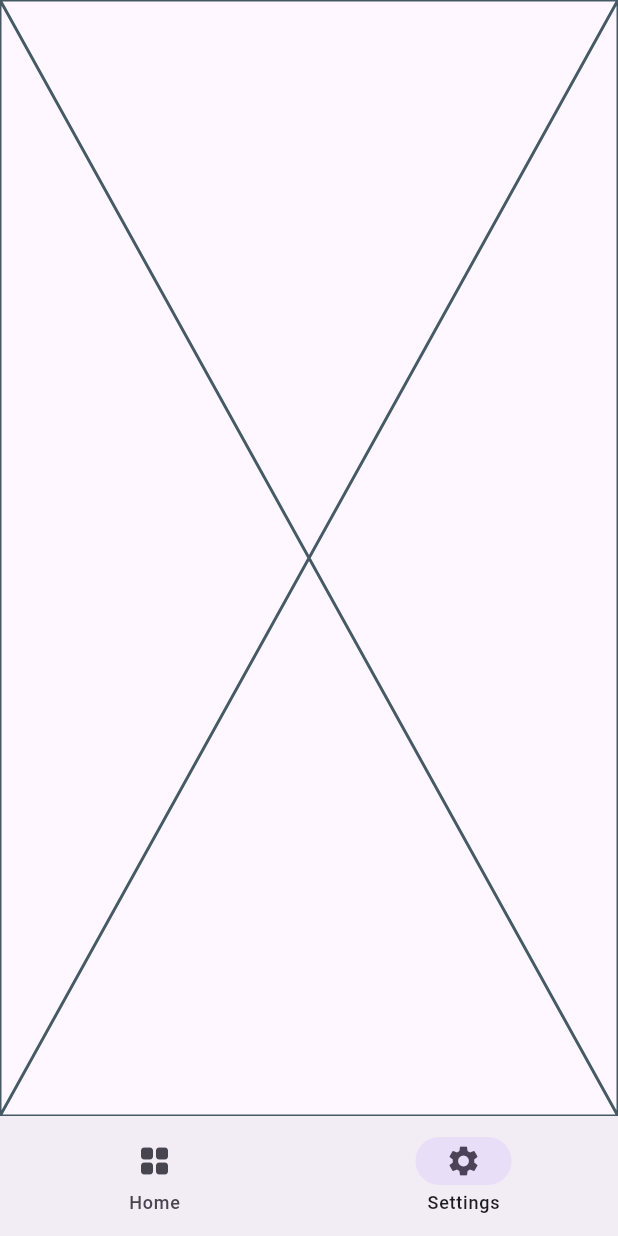
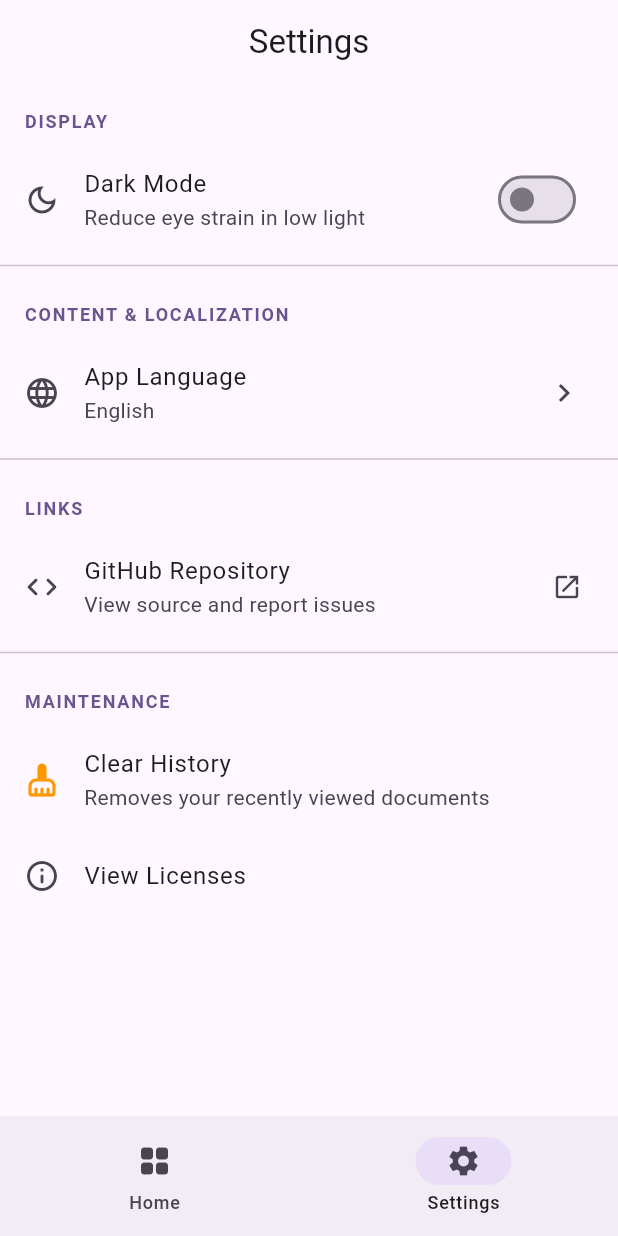
Before and after one commit to ClawShelf/ClawShelf, a Flutter app: the CSMainScreen screen opened directly, item 2 of the bottom bar chosen, on a phone screen of 412 x 824 dp. Run offline on Flutter 3.47's test engine with Material 3 defaults, Android fonts, the phone set to English and light mode, and no system bars; our stand-ins replace flutter_markdown_plus, get_it; missing offline and left inert: isar_plus, markdown; accounts and stored records are empty; generated files the repository leaves out were written again; statements that could not run were skipped.

Commit message:
settings screen

```diff
--- a/lib/core/engine/manager/settings_repository.dart
+++ b/lib/core/engine/manager/settings_repository.dart
@@ -98,4 +98,8 @@ class SettingsRepository {
       );
     }
   }
+
+  Stream<void> watchSetting(String key) {
+    return _prefsIsar.userSettings.where().keyEqualTo(key).watchLazy();
+  }
 }
--- a/lib/screens/main_screen_pages/settings.dart
+++ b/lib/screens/main_screen_pages/settings.dart
@@ -1,4 +1,8 @@
+import 'package:claw_shelf/core/engine/manager/settings_repository.dart';
 import 'package:flutter/material.dart';
+import 'package:get_it/get_it.dart';
+import 'package:isar_plus/isar_plus.dart';
+import 'package:url_launcher/url_launcher.dart';
 
 class CSSettingsPage extends StatefulWidget {
   const CSSettingsPage({super.key});
@@ -8,8 +12,130 @@ class CSSettingsPage extends StatefulWidget {
 }
 
 class _CSSettingsPageState extends State<CSSettingsPage> {
+  late Isar _isar;
+
+  // Accessing the repository via GetIt
+  final _repo = GetIt.I<SettingsRepository>();
+
   @override
   Widget build(BuildContext context) {
-    return const Placeholder();
+    return Scaffold(
+      appBar: AppBar(title: const Text("Settings"), centerTitle: true),
+      body: ListView(
+        children: [
+          _buildHeader("Display"),
+
+          // Dark Mode Toggle using your Repo logic
+          StreamBuilder(
+            // We watch the collection to react to changes
+            stream: _repo.watchSetting('dark_mode'),
+            builder: (context, snapshot) {
+              // Using your isDarkMode() logic for the initial/current state
+              final isDark = _repo.isDarkMode();
+
+              return SwitchListTile(
+                secondary: const Icon(Icons.dark_mode_outlined),
+                title: const Text("Dark Mode"),
+                subtitle: const Text("Reduce eye strain in low light"),
+                value: isDark,
+                onChanged: (bool value) => _repo.setDarkMode(value),
+              );
+            },
+          ),
+
+          const Divider(),
+          _buildHeader("Content & Localization"),
+
+          ListTile(
+            leading: const Icon(Icons.language_rounded),
+            title: const Text("App Language"),
+            subtitle: const Text("English"), // You can expand this later
+            trailing: const Icon(Icons.chevron_right),
+            onTap: () {
+              // Implementation for language picker dialog
+            },
+          ),
+
+          const Divider(),
+          _buildHeader("Links"),
+
+          ListTile(
+            leading: const Icon(Icons.code_rounded),
+            title: const Text("GitHub Repository"),
+            subtitle: const Text("View source and report issues"),
+            trailing: const Icon(Icons.open_in_new, size: 20),
+            onTap: () => _launchGitHub(),
+          ),
+
+          const Divider(),
+          _buildHeader("Maintenance"),
+
+          ListTile(
+            leading: const Icon(
+              Icons.cleaning_services_rounded,
+              color: Colors.orange,
+            ),
+            title: const Text("Clear History"),
+            subtitle: const Text("Removes your recently viewed documents"),
+            onTap: () => _confirmClearHistory(context),
+          ),
+
+          const AboutListTile(
+            icon: Icon(Icons.info_outline_rounded),
+            applicationName: 'ClawShelf',
+            applicationVersion: '1.1.0',
+            applicationLegalese: '© 2026 ClawShelf Contributors',
+            child: Text("View Licenses"),
+          ),
+        ],
+      ),
+    );
+  }
+
+  Widget _buildHeader(String title) {
+    return Padding(
+      padding: const EdgeInsets.fromLTRB(16, 16, 16, 8),
+      child: Text(
+        title.toUpperCase(),
+        style: TextStyle(
+          fontSize: 12,
+          fontWeight: FontWeight.bold,
+          color: Theme.of(context).colorScheme.primary,
+          letterSpacing: 1.2,
+        ),
+      ),
+    );
+  }
+
+  Future<void> _launchGitHub() async {
+    final url = Uri.parse('https://github.com/ClawShelf/ClawShelf');
+    if (await canLaunchUrl(url)) {
+      await launchUrl(url, mode: LaunchMode.externalApplication);
+    }
+  }
+
+  void _confirmClearHistory(BuildContext context) {
+    showDialog(
+      context: context,
+      builder: (context) => AlertDialog(
+        title: const Text("Clear History?"),
+        content: const Text(
+          "This will remove all entries from your 'Recent Docs' list.",
+        ),
+        actions: [
+          TextButton(
+            onPressed: () => Navigator.pop(context),
+            child: const Text("Cancel"),
+          ),
+          TextButton(
+            onPressed: () {
+              // You can add a clearHistory() method to your Repository
+              Navigator.pop(context);
+            },
+            child: const Text("Clear", style: TextStyle(color: Colors.red)),
+          ),
+        ],
+      ),
+    );
   }
 }
--- a/pubspec.yaml
+++ b/pubspec.yaml
@@ -48,6 +48,7 @@ dependencies:
   get_it: ^9.2.0
   archive: ^4.0.7
   path: ^1.9.0
+  url_launcher: ^6.3.2
 
 dev_dependencies:
   flutter_test:
```
Also changed, not shown: pubspec.lock, 1 other file.
